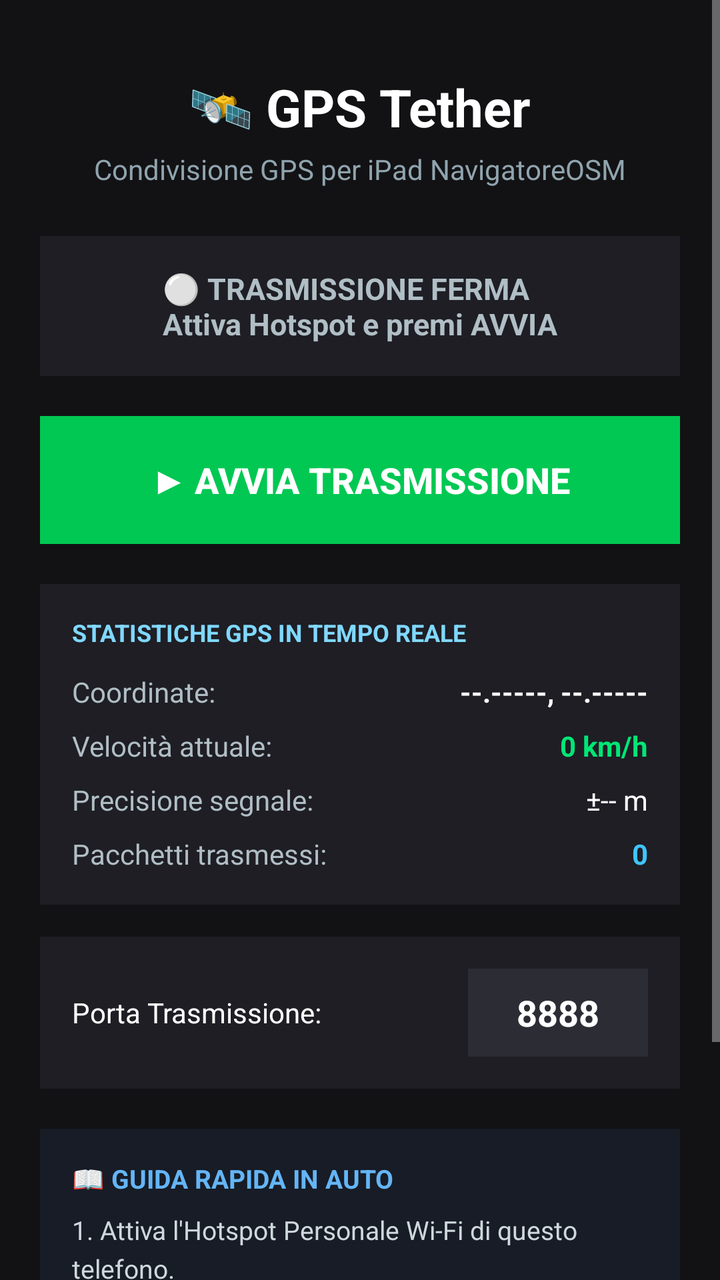
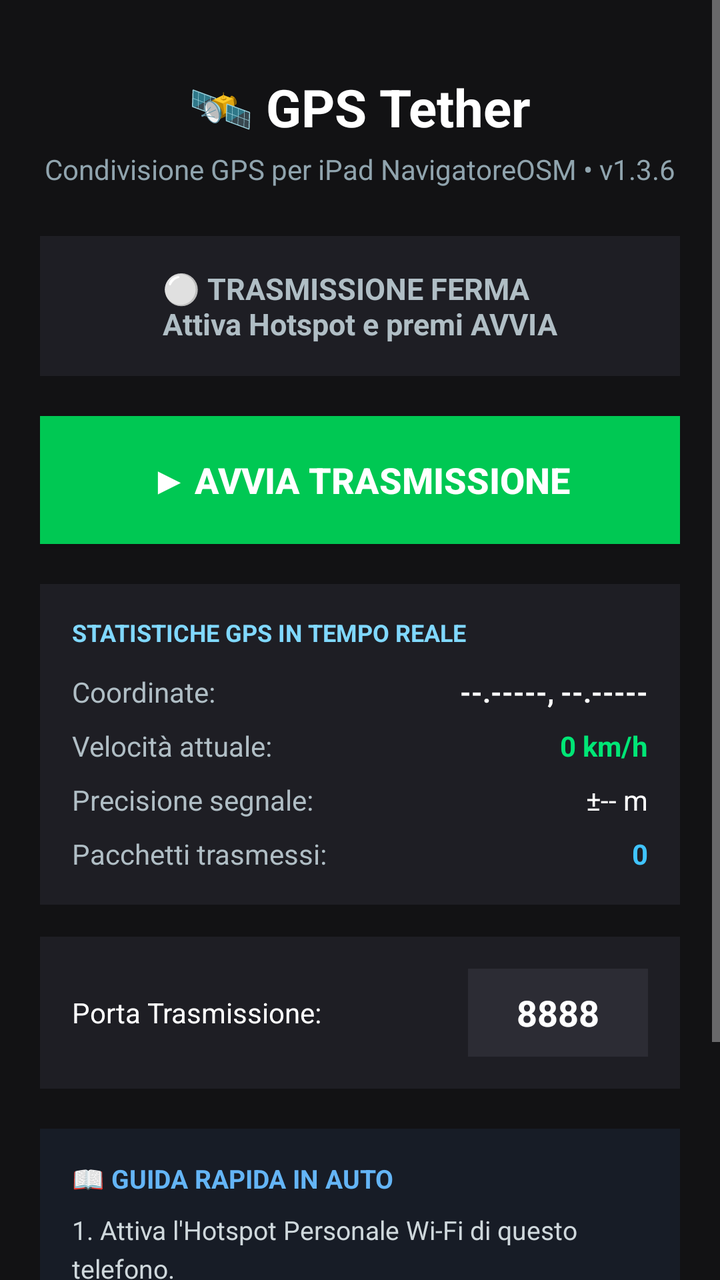

Before-and-after screenshots of an Android layout around one commit, followed by the original layout XML and the change that was made.
<!-- AndroidManifest.xml: application theme Theme.GPSTether -->
<!-- res/layout/activity_main.xml -->
<?xml version="1.0" encoding="utf-8"?>
<ScrollView xmlns:android="http://schemas.android.com/apk/res/android"
    android:layout_width="match_parent"
    android:layout_height="match_parent"
    android:background="#121214"
    android:fillViewport="true">

    <LinearLayout
        android:layout_width="match_parent"
        android:layout_height="wrap_content"
        android:orientation="vertical"
        android:padding="20dp"
        android:gravity="center_horizontal">

        
        <TextView
            android:layout_width="wrap_content"
            android:layout_height="wrap_content"
            android:text="🛰️ GPS Tether"
            android:textColor="#FFFFFF"
            android:textSize="26sp"
            android:textStyle="bold"
            android:layout_marginTop="16dp" />

        <TextView
            android:layout_width="wrap_content"
            android:layout_height="wrap_content"
            android:text="Condivisione GPS per iPad NavigatoreOSM"
            android:textColor="#90A4AE"
            android:textSize="14sp"
            android:layout_marginTop="4dp" />

        
        <LinearLayout
            android:layout_width="match_parent"
            android:layout_height="wrap_content"
            android:orientation="vertical"
            android:background="#1E1E24"
            android:padding="16dp"
            android:layout_marginTop="24dp"
            android:gravity="center">

            <TextView
                android:id="@+id/tv_status"
                android:layout_width="wrap_content"
                android:layout_height="wrap_content"
                android:text="⚪ TRASMISSIONE FERMA\nAttiva Hotspot e premi AVVIA"
                android:textColor="#B0BEC5"
                android:textSize="15sp"
                android:textStyle="bold"
                android:textAlignment="center" />
        </LinearLayout>

        
        <Button
            android:id="@+id/btn_toggle"
            android:layout_width="match_parent"
            android:layout_height="64dp"
            android:text="▶ AVVIA TRASMISSIONE"
            android:textColor="#FFFFFF"
            android:textSize="18sp"
            android:textStyle="bold"
            android:background="#00C853"
            android:layout_marginTop="20dp" />

        
        <LinearLayout
            android:layout_width="match_parent"
            android:layout_height="wrap_content"
            android:orientation="vertical"
            android:background="#1E1E24"
            android:padding="16dp"
            android:layout_marginTop="20dp">

            <TextView
                android:layout_width="wrap_content"
                android:layout_height="wrap_content"
                android:text="STATISTICHE GPS IN TEMPO REALE"
                android:textColor="#80D8FF"
                android:textSize="12sp"
                android:textStyle="bold" />

            <LinearLayout
                android:layout_width="match_parent"
                android:layout_height="wrap_content"
                android:orientation="horizontal"
                android:layout_marginTop="12dp">
                <TextView
                    android:layout_width="0dp"
                    android:layout_height="wrap_content"
                    android:layout_weight="1"
                    android:text="Coordinate:"
                    android:textColor="#B0BEC5" />
                <TextView
                    android:id="@+id/tv_coordinates"
                    android:layout_width="wrap_content"
                    android:layout_height="wrap_content"
                    android:text="--.-----, --.-----"
                    android:textColor="#FFFFFF"
                    android:textStyle="bold" />
            </LinearLayout>

            <LinearLayout
                android:layout_width="match_parent"
                android:layout_height="wrap_content"
                android:orientation="horizontal"
                android:layout_marginTop="8dp">
                <TextView
                    android:layout_width="0dp"
                    android:layout_height="wrap_content"
                    android:layout_weight="1"
                    android:text="Velocità attuale:"
                    android:textColor="#B0BEC5" />
                <TextView
                    android:id="@+id/tv_speed"
                    android:layout_width="wrap_content"
                    android:layout_height="wrap_content"
                    android:text="0 km/h"
                    android:textColor="#00E676"
                    android:textStyle="bold" />
            </LinearLayout>

            <LinearLayout
                android:layout_width="match_parent"
                android:layout_height="wrap_content"
                android:orientation="horizontal"
                android:layout_marginTop="8dp">
                <TextView
                    android:layout_width="0dp"
                    android:layout_height="wrap_content"
                    android:layout_weight="1"
                    android:text="Precisione segnale:"
                    android:textColor="#B0BEC5" />
                <TextView
                    android:id="@+id/tv_accuracy"
                    android:layout_width="wrap_content"
                    android:layout_height="wrap_content"
                    android:text="±-- m"
                    android:textColor="#FFFFFF" />
            </LinearLayout>

            <LinearLayout
                android:layout_width="match_parent"
                android:layout_height="wrap_content"
                android:orientation="horizontal"
                android:layout_marginTop="8dp">
                <TextView
                    android:layout_width="0dp"
                    android:layout_height="wrap_content"
                    android:layout_weight="1"
                    android:text="Pacchetti trasmessi:"
                    android:textColor="#B0BEC5" />
                <TextView
                    android:id="@+id/tv_packets"
                    android:layout_width="wrap_content"
                    android:layout_height="wrap_content"
                    android:text="0"
                    android:textColor="#40C4FF"
                    android:textStyle="bold" />
            </LinearLayout>
        </LinearLayout>

        
        <LinearLayout
            android:layout_width="match_parent"
            android:layout_height="wrap_content"
            android:orientation="horizontal"
            android:background="#1E1E24"
            android:padding="16dp"
            android:layout_marginTop="16dp"
            android:gravity="center_vertical">

            <TextView
                android:layout_width="0dp"
                android:layout_height="wrap_content"
                android:layout_weight="1"
                android:text="Porta Trasmissione:"
                android:textColor="#FFFFFF"
                android:textSize="14sp" />

            <EditText
                android:id="@+id/et_port"
                android:layout_width="90dp"
                android:layout_height="44dp"
                android:text="8888"
                android:inputType="number"
                android:gravity="center"
                android:background="#2C2C34"
                android:textColor="#FFFFFF"
                android:textStyle="bold" />
        </LinearLayout>

        
        <LinearLayout
            android:layout_width="match_parent"
            android:layout_height="wrap_content"
            android:orientation="vertical"
            android:background="#171C26"
            android:padding="16dp"
            android:layout_marginTop="20dp"
            android:layout_marginBottom="30dp">

            <TextView
                android:layout_width="wrap_content"
                android:layout_height="wrap_content"
                android:text="📖 GUIDA RAPIDA IN AUTO"
                android:textColor="#64B5F6"
                android:textSize="13sp"
                android:textStyle="bold" />

            <TextView
                android:layout_width="wrap_content"
                android:layout_height="wrap_content"
                android:text="1. Attiva l'Hotspot Personale Wi-Fi di questo telefono.\n2. Connetti l'iPad all'Hotspot.\n3. Tocca 'AVVIA TRASMISSIONE' su quest'app.\n4. Apri NavigatoreOSM sull'iPad: il puntino diventerà verde/blu in tempo reale!"
                android:textColor="#CFD8DC"
                android:textSize="13sp"
                android:lineSpacingExtra="4dp"
                android:layout_marginTop="8dp" />
        </LinearLayout>

    </LinearLayout>
</ScrollView>
<!-- resources referenced by this layout -->
<resources>
  <style name="Theme.GPSTether" parent="Theme.AppCompat.NoActionBar">
          <item name="colorPrimary">@color/primary</item>
          <item name="colorPrimaryDark">@color/background</item>
          <item name="colorAccent">@color/accent</item>
          <item name="android:windowBackground">@color/background</item>
      </style>
  <color name="primary">#00E676</color>
  <color name="background">#121214</color>
  <color name="accent">#40C4FF</color>
</resources>

<!-- the commit's change to res/layout/activity_main.xml (unified diff, before → after) -->
@@ -25,7 +25,7 @@
         <TextView
             android:layout_width="wrap_content"
             android:layout_height="wrap_content"
-            android:text="Condivisione GPS per iPad NavigatoreOSM"
+            android:text="Condivisione GPS per iPad NavigatoreOSM • v1.3.6"
             android:textColor="#90A4AE"
             android:textSize="14sp"
             android:layout_marginTop="4dp" />
